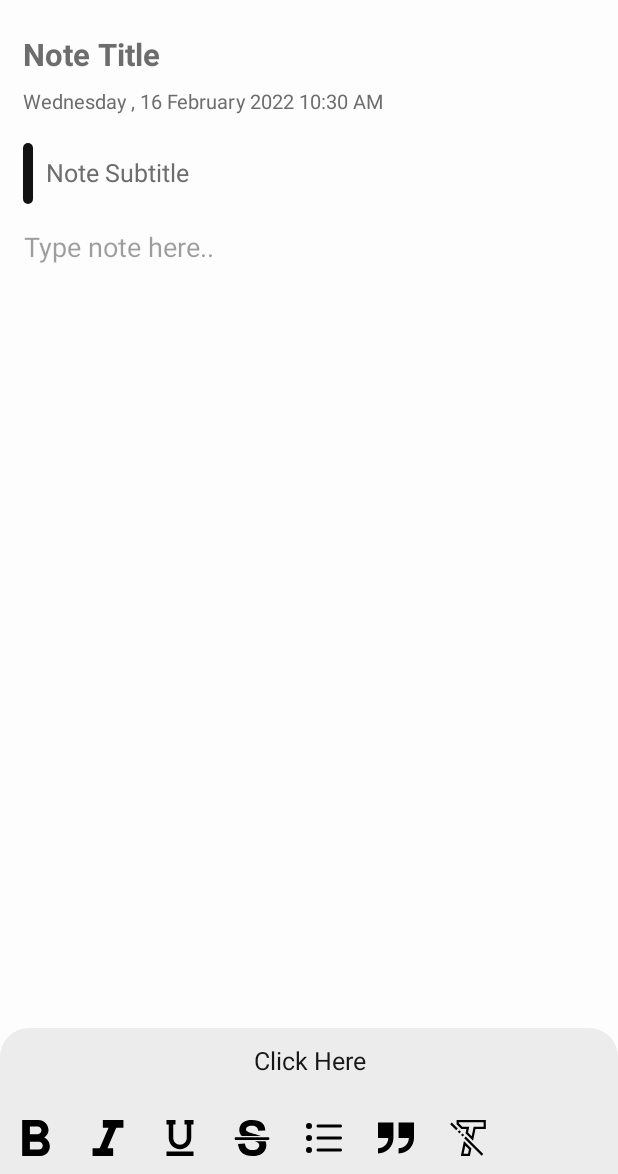
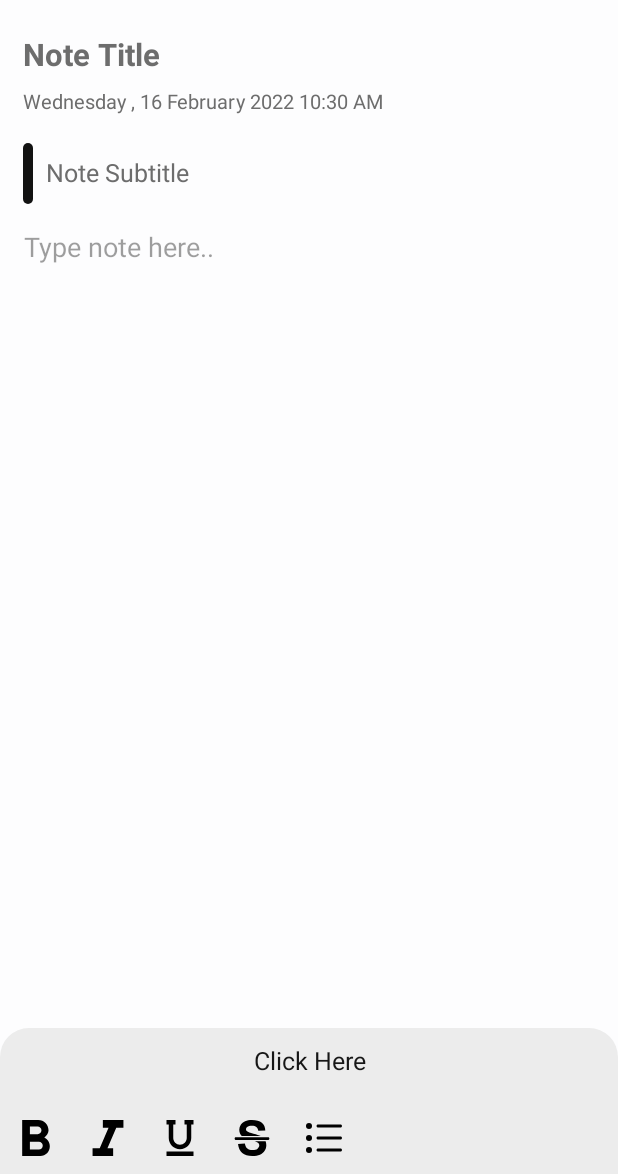
Before and after one commit to jlianf/dailynoteapp, an Android app: the CreateNoteActivity screen opened directly, with no data from a screen before it, on a phone screen of 412 x 824 dp, the part 62-1236 px from its top. Run offline under Robolectric (Android 15) with nearby library versions, the phone set to English and light mode, and no system bars; our stand-ins replace AdMob, sdp/ssp sizes; libraries missing offline, so code that uses them is left out: com.facebook.ads, com.google.ads.consent, com.google.ads.mediation, com.makeramen.roundedimageview, es.dmoral.toasty; plain views replace RoundedImageView; 1 statement that could not run was skipped.

Commit message:
Delete ads CreateNoteActivity

```diff
--- a/app/src/main/java/yaydev/notes/app/Activity/Note/CreateNoteActivity.java
+++ b/app/src/main/java/yaydev/notes/app/Activity/Note/CreateNoteActivity.java
@@ -138,8 +138,8 @@ public class CreateNoteActivity extends AppCompatActivity {
         underline = (ImageButton) findViewById(R.id.underline);
         strikethrough = (ImageButton) findViewById(R.id.strikethrough);
         bullet = (ImageButton) findViewById(R.id.bullet);
-        quote = (ImageButton) findViewById(R.id.quote);
-        clear = (ImageButton) findViewById(R.id.clear);
+        //quote = (ImageButton) findViewById(R.id.quote);
+        //clear = (ImageButton) findViewById(R.id.clear);
 
         nemosoftsEditText.setSelection(nemosoftsEditText.getEditableText().length());
 
@@ -177,8 +177,8 @@ public class CreateNoteActivity extends AppCompatActivity {
         initMiscellaneous();
         setSubtitleIndicatorColor();
 
-        LinearLayout adView = findViewById(R.id.adView_create);
-        methods.showBannerAd(adView);
+        //LinearLayout adView = findViewById(R.id.adView_create);
+        //methods.showBannerAd(adView);
 
         bold.setOnClickListener(new View.OnClickListener() {
             @Override
@@ -250,35 +250,35 @@ public class CreateNoteActivity extends AppCompatActivity {
         });
 
 
-        quote.setOnClickListener(new View.OnClickListener() {
-            @Override
-            public void onClick(View v) {
-                nemosoftsEditText.quote(!nemosoftsEditText.contains(NemosoftsEditText.FORMAT_QUOTE));
-            }
-        });
+//        quote.setOnClickListener(new View.OnClickListener() {
+//            @Override
+//            public void onClick(View v) {
+//                nemosoftsEditText.quote(!nemosoftsEditText.contains(NemosoftsEditText.FORMAT_QUOTE));
+//            }
+//        });
 
-        quote.setOnLongClickListener(new View.OnLongClickListener() {
-            @Override
-            public boolean onLongClick(View v) {
-                Toast.makeText(CreateNoteActivity.this, R.string.toast_quote, Toast.LENGTH_SHORT).show();
-                return true;
-            }
-        });
+//        quote.setOnLongClickListener(new View.OnLongClickListener() {
+//            @Override
+//            public boolean onLongClick(View v) {
+//                Toast.makeText(CreateNoteActivity.this, R.string.toast_quote, Toast.LENGTH_SHORT).show();
+//                return true;
+//            }
+//        });
 
-        clear.setOnClickListener(new View.OnClickListener() {
-            @Override
-            public void onClick(View v) {
-                nemosoftsEditText.clearFormats();
-            }
-        });
+//        clear.setOnClickListener(new View.OnClickListener() {
+//            @Override
+//            public void onClick(View v) {
+//                nemosoftsEditText.clearFormats();
+//            }
+//        });
 
-        clear.setOnLongClickListener(new View.OnLongClickListener() {
-            @Override
-            public boolean onLongClick(View v) {
-                Toast.makeText(CreateNoteActivity.this, R.string.toast_format_clear, Toast.LENGTH_SHORT).show();
-                return true;
-            }
-        });
+//        clear.setOnLongClickListener(new View.OnLongClickListener() {
+//            @Override
+//            public boolean onLongClick(View v) {
+//                Toast.makeText(CreateNoteActivity.this, R.string.toast_format_clear, Toast.LENGTH_SHORT).show();
+//                return true;
+//            }
+//        });
 
 
     }
--- a/app/src/main/res/layout/activity_create_note.xml
+++ b/app/src/main/res/layout/activity_create_note.xml
@@ -15,6 +15,12 @@
         android:paddingBottom="@dimen/_10sdp">
 
         <LinearLayout
+            android:background="?attr/BackgroundColor"
+            android:id="@+id/llScroll"
+            android:layout_width="match_parent"
+            android:layout_height="wrap_content"
+            android:orientation="vertical">
+            <LinearLayout
                 android:layout_width="match_parent"
                 android:layout_height="wrap_content"
                 android:orientation="vertical">
@@ -27,15 +33,7 @@
                     android:layout_width="match_parent"
                     android:layout_height="wrap_content"
                     tools:ignore="MissingConstraints" />
-
-
-        <LinearLayout
-            android:background="?attr/BackgroundColor"
-            android:id="@+id/llScroll"
-            android:layout_width="match_parent"
-            android:layout_height="wrap_content"
-            android:orientation="vertical">
-
+            </LinearLayout>
             <androidx.constraintlayout.widget.ConstraintLayout
                 android:layout_width="match_parent"
                 android:layout_height="wrap_content"
@@ -196,19 +194,6 @@
 
             </androidx.constraintlayout.widget.ConstraintLayout>
 
-
-        </LinearLayout>
-
-            <LinearLayout
-                android:paddingTop="@dimen/_10sdp"
-                android:layout_alignParentBottom="true"
-                android:orientation="vertical"
-                android:id="@+id/adView_create"
-                android:layout_width="match_parent"
-                android:layout_height="wrap_content"
-                android:layout_centerHorizontal="true"
-                app:layout_constraintEnd_toEndOf="parent" />
-
         </LinearLayout>
 
 
@@ -278,26 +263,6 @@
                 android:background="?android:selectableItemBackground">
             </ImageButton>
 
-            <ImageButton android:id="@+id/quote"
-                android:contentDescription="@null"
-                android:layout_width="48dp"
-                android:layout_height="48dp"
-                android:src="@drawable/ic_format_quote"
-                android:scaleType="center"
-                android:tint="?attr/BackgroundTint"
-                android:background="?android:selectableItemBackground">
-            </ImageButton>
-
-
-            <ImageButton android:id="@+id/clear"
-                android:contentDescription="@null"
-                android:layout_width="48dp"
-                android:layout_height="48dp"
-                android:src="@drawable/ic_format_clear"
-                android:scaleType="center"
-                android:tint="?attr/BackgroundTint"
-                android:background="?android:selectableItemBackground">
-            </ImageButton>
 
         </LinearLayout>
 
```
Lines whose indentation alone changed are shown as unchanged.
